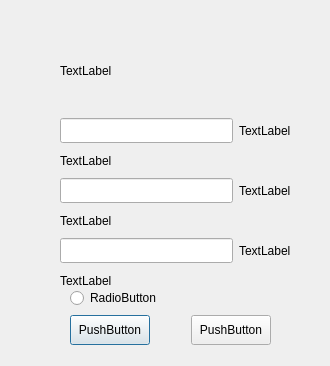
hhyvs111/FileManagement, file FileManagement/Register.ui: the form before one commit.
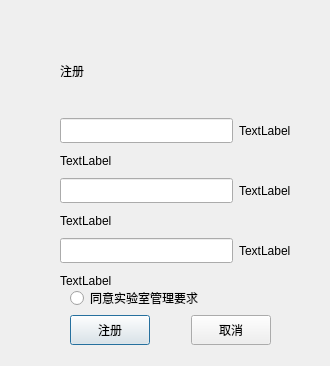
The form after the commit.

What changed in the file:
```diff
--- a/FileManagement/Register.ui
+++ b/FileManagement/Register.ui
@@ -26,7 +26,7 @@
     <item>
      <widget class="QLabel" name="SignUp">
       <property name="text">
-       <string>TextLabel</string>
+       <string>注册</string>
       </property>
      </widget>
     </item>
@@ -190,7 +190,7 @@
        </size>
       </property>
       <property name="text">
-       <string>PushButton</string>
+       <string>注册</string>
       </property>
      </widget>
     </item>
@@ -216,7 +216,7 @@
        </size>
       </property>
       <property name="text">
-       <string>PushButton</string>
+       <string>取消</string>
       </property>
      </widget>
     </item>
@@ -227,12 +227,12 @@
     <rect>
      <x>70</x>
      <y>290</y>
-     <width>89</width>
+     <width>211</width>
      <height>16</height>
     </rect>
    </property>
    <property name="text">
-    <string>RadioButton</string>
+    <string>同意实验室管理要求</string>
    </property>
   </widget>
  </widget>
```
